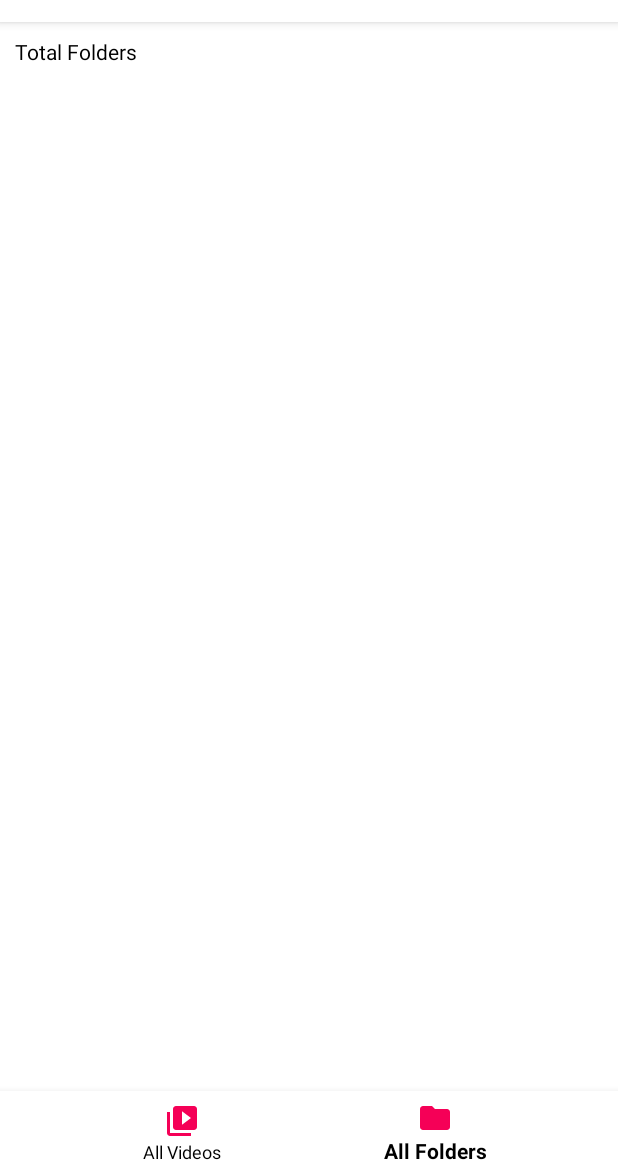
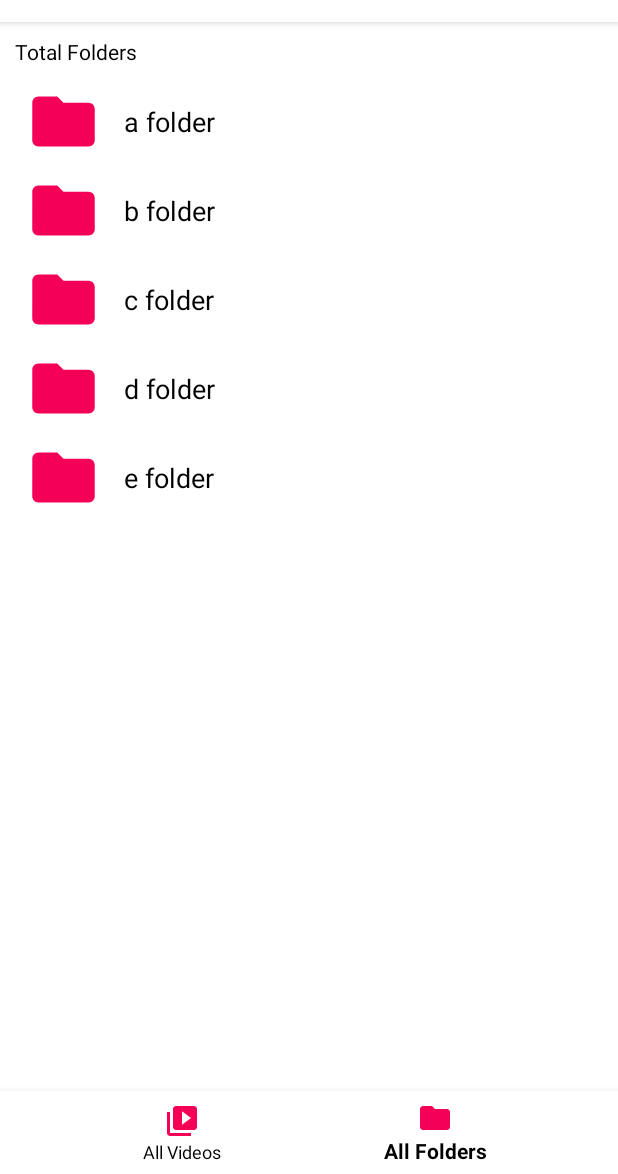
Before and after one commit to Seppura-y/DonutAndroidPlayer, an Android app: the screen it shows after launch (MainActivity), item 2 of the bottom bar chosen, on a phone screen of 412 x 824 dp, the part 62-1236 px from its top. Run offline under Robolectric (Android 15) with nearby library versions, the phone set to English and light mode, and no system bars; 1 statement that could not run was skipped.

Commit message:
1. 创建FolderAdapter，用回收器视图显示测试列表的folder信息

```diff
--- /dev/null
+++ b/app/src/main/java/com/example/donutplayer/FolderAdapter.java
@@ -0,0 +1,53 @@
+package com.example.donutplayer;
+
+import android.content.Context;
+import android.view.LayoutInflater;
+import android.view.View;
+import android.view.ViewGroup;
+import android.widget.TextView;
+
+import androidx.annotation.NonNull;
+import androidx.recyclerview.widget.RecyclerView;
+
+import com.example.donutplayer.databinding.FolderViewBinding;
+
+import java.util.ArrayList;
+
+public class FolderAdapter extends RecyclerView.Adapter<FolderAdapter.FolderHolder> {
+    private Context context;
+    private ArrayList<String> folderList;
+
+    public FolderAdapter(Context context, ArrayList<String> folderList) {
+        this.context = context;
+        this.folderList = folderList;
+    }
+
+    class FolderHolder extends RecyclerView.ViewHolder{
+
+        private TextView folderName;
+        public FolderHolder(FolderViewBinding binding) {
+            super(binding.getRoot());
+            folderName = binding.folderNameTextView;
+        }
+    }
+
+    @NonNull
+    @Override
+    public FolderHolder onCreateViewHolder(ViewGroup parent, int viewType) {
+        LayoutInflater layoutInflater = LayoutInflater.from(parent.getContext());
+        FolderViewBinding binding = FolderViewBinding.inflate(layoutInflater, parent, false);
+        return new FolderHolder(binding);
+    }
+
+    @Override
+    public void onBindViewHolder(@NonNull FolderHolder holder, int position) {
+        holder.folderName.setText(folderList.get(position));
+    }
+
+    @Override
+    public int getItemCount() {
+        return folderList.size();
+    }
+
+
+}
--- a/app/src/main/java/com/example/donutplayer/FoldersFragment.java
+++ b/app/src/main/java/com/example/donutplayer/FoldersFragment.java
@@ -3,14 +3,53 @@ package com.example.donutplayer;
 import android.os.Bundle;
 
 import androidx.fragment.app.Fragment;
+import androidx.recyclerview.widget.LinearLayoutManager;
 
 import android.view.LayoutInflater;
 import android.view.View;
 import android.view.ViewGroup;
 
+import com.example.donutplayer.databinding.FolderViewBinding;
+import com.example.donutplayer.databinding.FragmentFoldersBinding;
+
+import java.lang.reflect.GenericArrayType;
+import java.util.ArrayList;
+
 public class FoldersFragment extends Fragment {
     @Override
     public View onCreateView(LayoutInflater inflater, ViewGroup container, Bundle savedInstanceState) {
-        return inflater.inflate(R.layout.fragment_folders, container, false);
+        FragmentFoldersBinding binding = FragmentFoldersBinding.inflate(inflater, container, false);
+        ArrayList<String> tempList = new ArrayList<>();
+        tempList.add("a folder");
+        tempList.add("b folder");
+        tempList.add("c folder");
+        tempList.add("d folder");
+        tempList.add("e folder");
+
+
+        binding.folderRecyclerView.setHasFixedSize(true);
+        binding.folderRecyclerView.setItemViewCacheSize(10);
+        binding.folderRecyclerView.setLayoutManager(new LinearLayoutManager(requireContext()));
+        binding.folderRecyclerView.setAdapter(new FolderAdapter(requireContext(), tempList));
+        return binding.getRoot();
     }
+
+//    @Override
+//    public View onCreateView(LayoutInflater inflater, ViewGroup container, Bundle savedInstanceState) {
+//        View view = inflater.inflate(R.layout.fragment_folders, container, false);
+//        FragmentFoldersBinding binding = FragmentFoldersBinding.bind(view);
+//
+//        ArrayList<String> tempList = new ArrayList<>();
+//        tempList.add("a folder");
+//        tempList.add("b folder");
+//        tempList.add("c folder");
+//        tempList.add("d folder");
+//        tempList.add("e folder");
+//
+//        binding.folderRecyclerView.setHasFixedSize(true);
+//        binding.folderRecyclerView.setItemViewCacheSize(10);
+//        binding.folderRecyclerView.setLayoutManager(new LinearLayoutManager(requireContext()));
+//        binding.folderRecyclerView.setAdapter(new FolderAdapter(requireContext(), tempList));
+//        return view;
+//    }
 }
--- /dev/null
+++ b/app/src/main/res/drawable/scrollbar_icon.xml
@@ -0,0 +1,10 @@
+<vector
+    android:tint="@color/cool_pink"
+    android:viewportHeight="24"
+    android:viewportWidth="5"
+    android:width="18dp"
+    android:height="50dp"
+    xmlns:android="http://schemas.android.com/apk/res/android">
+    <path android:fillColor="@android:color/white"
+        android:pathData="M19,5v14H5V5h14m0,-2H5c-1.1,0 -2,0.9 -2,2v14c0,1.1 0.9,2 2,2h14c1.1,0 2,-0.9 2,-2V5c0,-1.1 -0.9,-2 -2,-2z"/>
+</vector>
--- /dev/null
+++ b/app/src/main/res/layout/folder_view.xml
@@ -0,0 +1,31 @@
+<?xml version="1.0" encoding="utf-8"?>
+<LinearLayout xmlns:android="http://schemas.android.com/apk/res/android"
+    xmlns:app="http://schemas.android.com/apk/res-auto"
+    android:orientation="horizontal"
+    android:layout_width="match_parent"
+    android:layout_height="wrap_content"
+    android:padding="2dp"
+    android:clickable="true"
+    android:focusable="true"
+    android:background="?attr/selectableItemBackground"
+    android:layout_marginBottom="5dp"
+    android:layout_marginHorizontal="5dp">
+
+    <com.google.android.material.imageview.ShapeableImageView
+        android:layout_width="70dp"
+        android:layout_height="50dp"
+        android:src="@drawable/all_folders_icon"
+        android:contentDescription="@string/image"
+        android:tint="@color/cool_pink" />
+
+    <TextView
+        android:id="@+id/folderNameTextView"
+        android:layout_width="match_parent"
+        android:layout_height="match_parent"
+        android:textColor="@color/black"
+        android:text="@string/folder_name"
+        android:textSize="18sp"
+        android:gravity="center_vertical"
+        android:layout_marginHorizontal="5dp"/>
+
+</LinearLayout>
--- a/app/src/main/res/layout/fragment_folders.xml
+++ b/app/src/main/res/layout/fragment_folders.xml
@@ -8,9 +8,15 @@
 
     <TextView
         android:layout_width="match_parent"
-        android:layout_height="match_parent"
+        android:layout_height="wrap_content"
         android:text="@string/total_folders"
         android:textColor="@color/black"
         android:layout_margin="10dp"/>
 
+    <androidx.recyclerview.widget.RecyclerView
+        android:id="@+id/folderRecyclerView"
+        android:layout_width="match_parent"
+        android:layout_height="wrap_content"
+        android:scrollbars="vertical"/>
+
 </androidx.appcompat.widget.LinearLayoutCompat>
```
